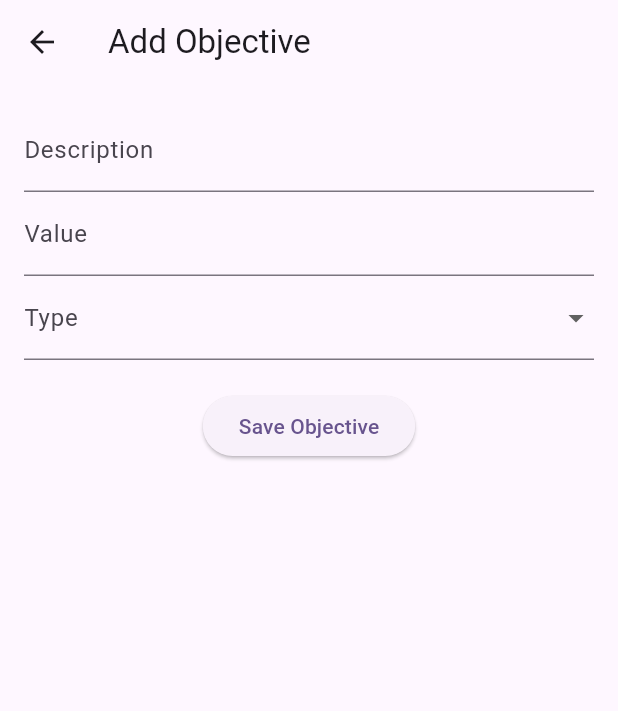
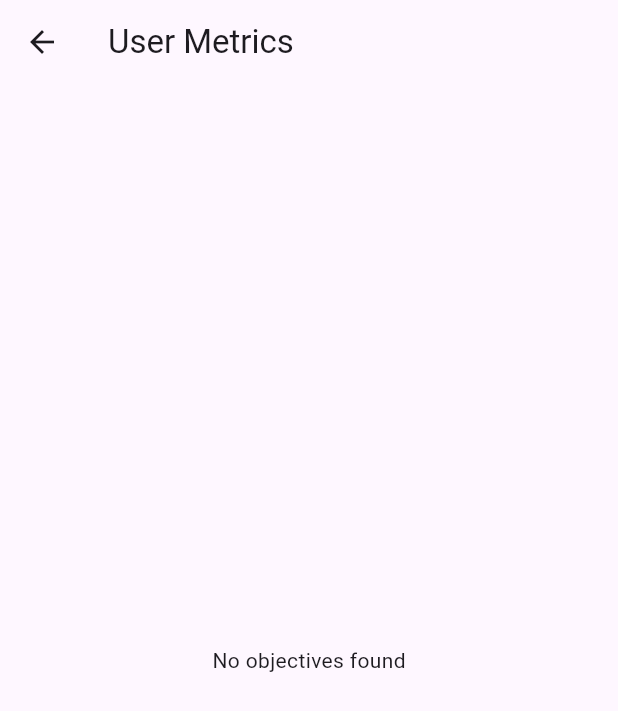
Before and after one commit to Tads-IFPR/Projeto-Integrador-Mobile, a Flutter app: the DatabaseOverview screen opened directly, after a tap on "Go to Objectives", on a phone screen of 412 x 824 dp. Shown: the top 711 px of the screen. Run offline on Flutter 3.47's test engine with Material 3 defaults, Android fonts, the phone set to English and light mode, and no system bars; our stand-ins replace drift, file_picker, image_picker, permission_handler, syncfusion_flutter_charts; missing offline and left inert: flutter_sound; accounts and stored records are empty; generated files the repository leaves out were written again.

Commit message:
salvando progresso, tela objetivo e metricas de objestivo

```diff
--- a/lib/dao/profile.dart
+++ b/lib/dao/profile.dart
@@ -10,7 +10,10 @@ Future<void> deleteUserAndRelatedData(AppDatabase db) async {
       print('No messages found for user $userId');
     }
 
-
+    final deletedObjectives = await db.deleteRecordById(db.objectives, userId);
+    if (deletedObjectives == 0) {
+      print('No objectives found for user $userId');
+    }
 
     // Delete the user
     final deletedUser = await db.deleteRecordById(db.users, userId);
--- a/lib/screens/metrics.dart
+++ b/lib/screens/metrics.dart
@@ -1,4 +1,5 @@
 import 'package:flutter/material.dart';
+import 'package:laboratorio/screens/objectivesMetrics.dart';
 import 'package:syncfusion_flutter_charts/charts.dart';
 import 'package:laboratorio/database/database.dart';
 import 'package:laboratorio/screens/objectives.dart';
@@ -243,7 +244,7 @@ class _DatabaseOverviewState extends State<DatabaseOverview> with WidgetsBinding
                         onPressed: () {
                           Navigator.push(
                             context,
-                            MaterialPageRoute(builder: (context) => AddObjectiveScreen()),
+                            MaterialPageRoute(builder: (context) => UserMetricsScreen()),
                           );
                         },
                         child: Text('Go to Objectives'),
--- /dev/null
+++ b/lib/screens/objectivesMetrics.dart
@@ -0,0 +1,181 @@
+import 'package:drift/drift.dart' hide Column;
+import 'package:flutter/material.dart';
+import 'package:syncfusion_flutter_charts/charts.dart';
+import 'package:laboratorio/database/database.dart';
+
+import '../schemas/objectives.dart';
+import 'objectives.dart';
+
+class UserMetricsScreen extends StatefulWidget {
+  const UserMetricsScreen({super.key});
+
+  @override
+  _UserMetricsScreenState createState() => _UserMetricsScreenState();
+}
+
+class _UserMetricsScreenState extends State<UserMetricsScreen> {
+  late Future<List<ObjectiveChartData>> _dataFuture;
+
+  @override
+  void initState() {
+    super.initState();
+    _dataFuture = fetchUserMetrics();
+  }
+
+  Future<List<Chat>> fetchAllChats() async {
+    final chats = await db.getAllRecords(db.chats);
+    return chats;
+  }
+
+  Future<List<ObjectiveChartData>> fetchUserMetrics() async {
+    final lastUser = await _getLastUser();
+    if (lastUser == null) {
+      return [];
+    }
+
+    final chatCount = await fetchChatCount(lastUser.id);
+    final allChats = await fetchAllChats();
+    final totalChats = allChats.length;
+
+    final objectives = await db.customSelect(
+      'SELECT value, description FROM objectives WHERE userId = ? AND type = ?',
+      variables: [Variable.withInt(lastUser.id), Variable.withInt(ObjectiveType.chats.toInt())],
+      readsFrom: {db.objectives},
+    ).map((row) async {
+      final value = row.read<int>('value');
+      final description = row.read<String>('description');
+      final categoryChatCount = await getCategoryChatCount(description);
+      return ObjectiveChartData(description, chatCount, value, totalChats, categoryChatCount);
+    }).get();
+
+    return Future.wait(objectives);
+  }
+
+  Future<int> fetchChatCount(int userId) async {
+    final chatCount = await db.customSelect(
+      'SELECT COUNT(*) as count FROM chats WHERE user_id = ?',
+      variables: [Variable.withInt(userId)],
+      readsFrom: {db.chats},
+    ).map((row) => row.read<int>('count')).getSingle();
+    return chatCount;
+  }
+
+  Future<int> getCategoryChatCount(String categoryName) async {
+    final query = db.customSelect(
+      'SELECT COUNT(category_chat.id) as count '
+          'FROM categories '
+          'LEFT JOIN category_chat ON categories.id = category_chat.category_id '
+          'WHERE categories.name = ?',
+      variables: [Variable.withString(categoryName)],
+      readsFrom: {db.categories, db.categoryChat},
+    );
+
+    final result = await query.map((row) => row.read<int>('count')).getSingle();
+    return result;
+  }
+
+  Future<User?> _getLastUser() async {
+    final users = await db.getAllRecords(db.users);
+    if (users.isNotEmpty) {
+      return users.last;
+    }
+    return null;
+  }
+
+  @override
+  Widget build(BuildContext context) {
+    return Scaffold(
+      appBar: AppBar(
+        title: const Text('User Metrics'),
+      ),
+      body: FutureBuilder<List<ObjectiveChartData>>(
+        future: _dataFuture,
+        builder: (context, snapshot) {
+          if (snapshot.connectionState == ConnectionState.waiting) {
+            return const Center(child: CircularProgressIndicator());
+          } else if (snapshot.hasError) {
+            return Center(child: Text('Error: ${snapshot.error}'));
+          } else if (!snapshot.hasData || snapshot.data!.isEmpty) {
+            return const Center(child: Text('No objectives found'));
+          }
+
+          final objectives = snapshot.data!;
+
+          return ListView.builder(
+            padding: const EdgeInsets.all(16.0),
+            itemCount: objectives.length,
+            itemBuilder: (context, index) {
+              final objective = objectives[index];
+              final chartData = [
+                PieChartData('Saved Chats', objective.savedChats),
+                PieChartData('Objective Chats', objective.objectiveChats),
+                PieChartData('Total Chats', objective.totalChats),
+                PieChartData('Category Chats', objective.categoryChatCount),
+              ];
+
+              return Column(
+                crossAxisAlignment: CrossAxisAlignment.start,
+                children: [
+                  Text(
+                    objective.description,
+                    style: const TextStyle(fontSize: 16, fontWeight: FontWeight.bold),
+                  ),
+                  const SizedBox(height: 20),
+                  SizedBox(
+                    height: 300,
+                    child: SfCircularChart(
+                      legend: Legend(
+                        isVisible: true,
+                        position: LegendPosition.bottom,
+                        overflowMode: LegendItemOverflowMode.wrap,
+                      ),
+                      series: <CircularSeries>[
+                        PieSeries<PieChartData, String>(
+                          dataSource: chartData,
+                          xValueMapper: (data, _) => data.title,
+                          yValueMapper: (data, _) => data.count,
+                          dataLabelMapper: (data, _) => '${data.title}: ${data.count}',
+                          dataLabelSettings: const DataLabelSettings(
+                            isVisible: true,
+                            labelPosition: ChartDataLabelPosition.outside,
+                          ),
+                        ),
+                      ],
+                    ),
+                  ),
+                  const SizedBox(height: 20),
+                  ElevatedButton(
+                    onPressed: () {
+                      Navigator.push(
+                        context,
+                        MaterialPageRoute(builder: (context) => AddObjectiveScreen()),
+                      );
+                    },
+                    child: Text('Add Objectives'),
+                  ),
+                ],
+              );
+            },
+          );
+        },
+      ),
+    );
+  }
+}
+
+class ObjectiveChartData {
+  final String description;
+  final int savedChats;
+  final int objectiveChats;
+  final int totalChats;
+  final int categoryChatCount;
+
+  ObjectiveChartData(this.description, this.savedChats, this.objectiveChats, this.totalChats, this.categoryChatCount);
+}
+
+class PieChartData {
+  final String title;
+  final int count;
+
+  PieChartData(this.title, this.count);
+}
--- a/lib/screens/profile.dart
+++ b/lib/screens/profile.dart
@@ -134,7 +134,8 @@ class _UserProfileState extends flutter.State<UserProfile> {
         ),
         centerTitle: true,
       ),
-      body: flutter.Padding(
+      body: flutter.SafeArea(
+        child: flutter.SingleChildScrollView(
           padding: const flutter.EdgeInsets.all(16.0),
           child: _user == null
               ? const flutter.Center(child: flutter.CircularProgressIndicator())
@@ -193,7 +194,7 @@ class _UserProfileState extends flutter.State<UserProfile> {
                   ),
                 ],
               ),
-            const flutter.Spacer(),
+              const flutter.SizedBox(height: 20),
               flutter.SizedBox(
                 width: double.infinity,
                 child: flutter.ElevatedButton(
@@ -227,6 +228,7 @@ class _UserProfileState extends flutter.State<UserProfile> {
             ],
           ),
         ),
+      ),
     );
   }
 }
```
Also changed, not shown: lib/screens/configuration.dart (+4 -5 lines). Lines whose indentation alone changed are shown as unchanged.
